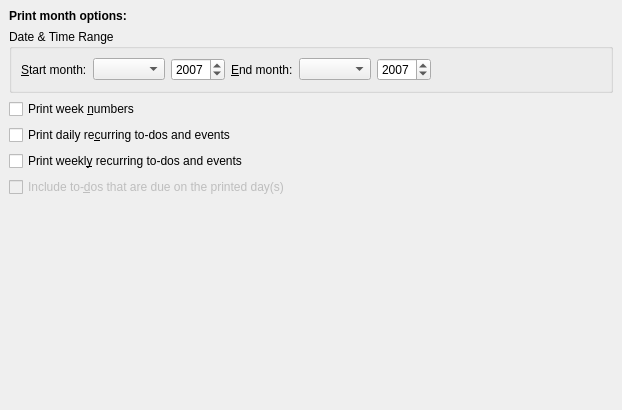
Above: printing/calprintmonthconfig_base.ui from KDE/korganizer before the change. Below: the same form after it.
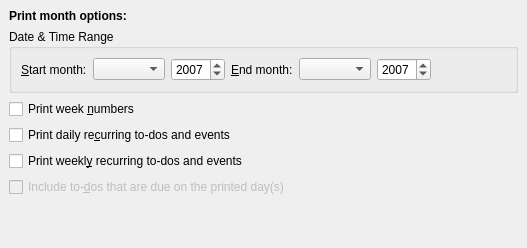
That is the form after the change. Custom widgets are drawn as their Qt base class.

Commit message:
Reduce the size of the print dialog. Still very big but some what smaller.
SVN_SILENT

What changed in the file:
```diff
--- a/printing/calprintmonthconfig_base.ui
+++ b/printing/calprintmonthconfig_base.ui
@@ -7,8 +7,8 @@
    <rect>
     <x>0</x>
     <y>0</y>
-    <width>622</width>
-    <height>410</height>
+    <width>527</width>
+    <height>248</height>
    </rect>
   </property>
   <layout class="QVBoxLayout" >
@@ -191,10 +191,10 @@
      <property name="sizeType" >
       <enum>QSizePolicy::Expanding</enum>
      </property>
-     <property name="sizeHint" >
+     <property name="sizeHint" stdset="0" >
       <size>
-       <width>604</width>
-       <height>16</height>
+       <width>1</width>
+       <height>1</height>
       </size>
      </property>
     </spacer>
```
Left out of the diff: 24 changed lines with no effect on the pictures. The commit also changes 2 other files.
